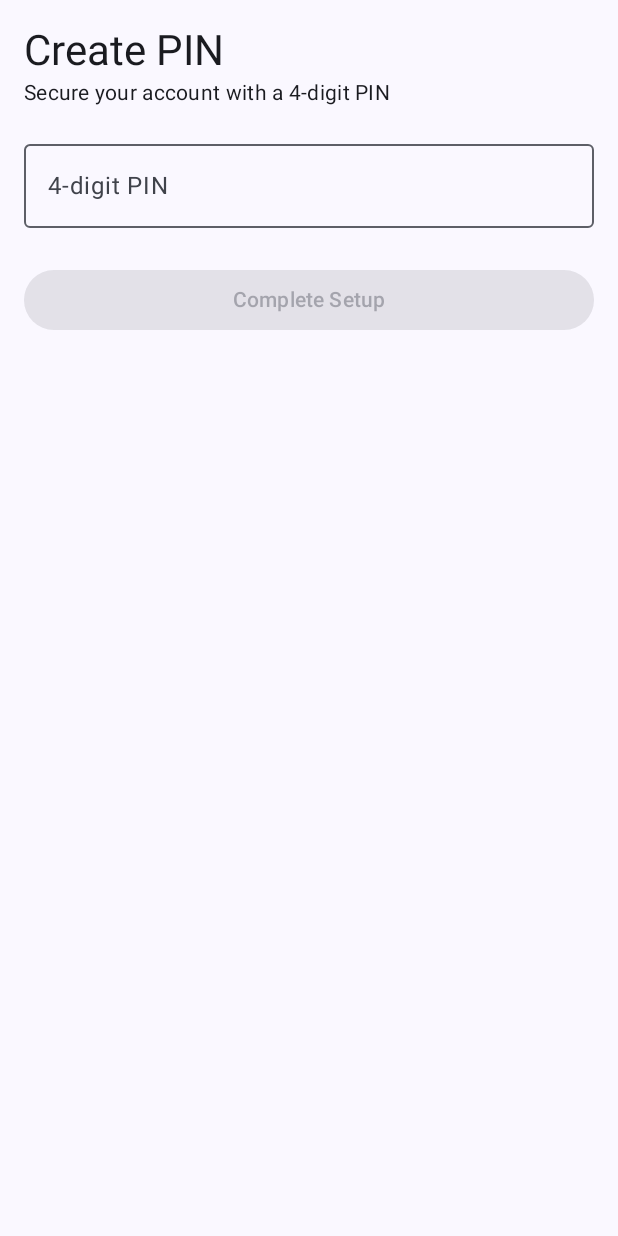
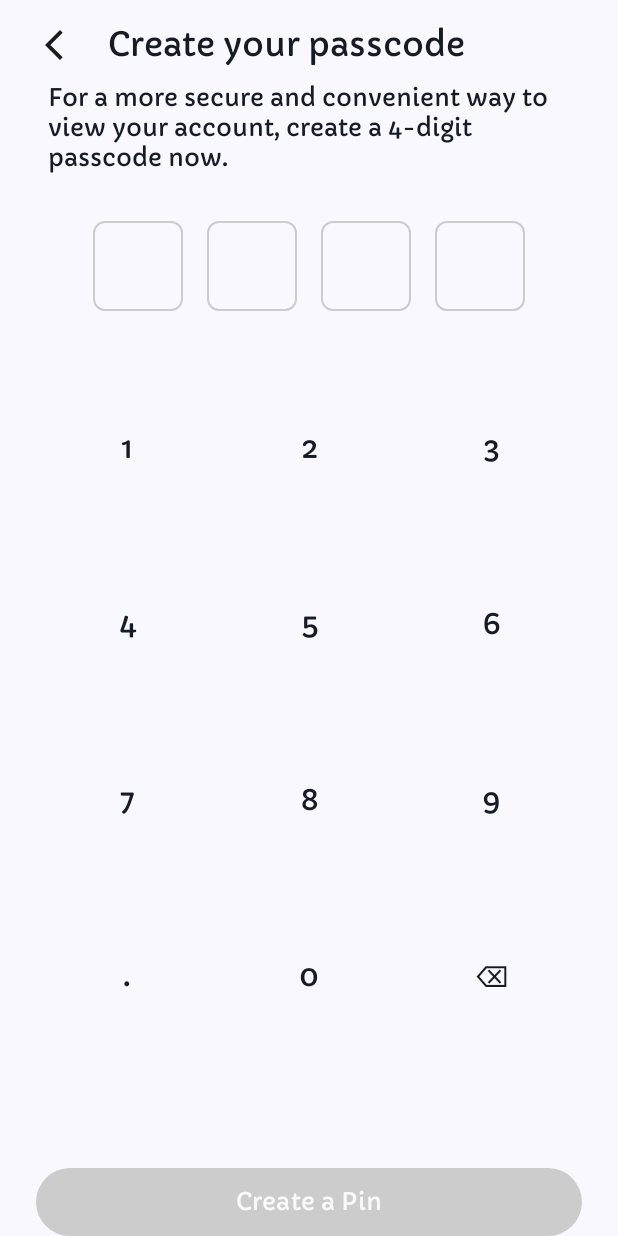
Before and after one commit to Chrisroid/FinTrack, an Android app built with Jetpack Compose: the create_pin screen opened through its navigation route, on a phone screen of 412 x 824 dp. Run offline under Robolectric (Android 15) with nearby library versions, the phone set to English and light mode, and no system bars.

Commit message:
create pin screen done and completed

```diff
--- a/app/src/main/java/com/chrisroid/fintrack/ui/auth/createpin/CreatePinScreen.kt
+++ b/app/src/main/java/com/chrisroid/fintrack/ui/auth/createpin/CreatePinScreen.kt
@@ -1,54 +1,146 @@
 package com.chrisroid.fintrack.ui.auth.createpin
 
-import androidx.compose.foundation.layout.Column
-import androidx.compose.foundation.layout.Spacer
-import androidx.compose.foundation.layout.fillMaxSize
-import androidx.compose.foundation.layout.fillMaxWidth
-import androidx.compose.foundation.layout.height
-import androidx.compose.foundation.layout.padding
-import androidx.compose.foundation.text.KeyboardOptions
-import androidx.compose.runtime.Composable
-import androidx.compose.runtime.remember
-import androidx.compose.ui.text.input.PasswordVisualTransformation
+import androidx.compose.foundation.BorderStroke
+import androidx.compose.foundation.border
+import androidx.compose.foundation.clickable
+import androidx.compose.foundation.layout.*
+import androidx.compose.foundation.shape.RoundedCornerShape
+import androidx.compose.material.icons.Icons
+import androidx.compose.material.icons.filled.ArrowBack
+import androidx.compose.material.icons.filled.ArrowBackIosNew
+import androidx.compose.material.icons.filled.Backspace
+import androidx.compose.material3.*
+import androidx.compose.runtime.*
+import androidx.compose.ui.Alignment
+import androidx.compose.ui.Modifier
+import androidx.compose.ui.graphics.Color
 import androidx.compose.ui.unit.dp
-import androidx.compose.material3.*
-import androidx.compose.runtime.getValue
-import androidx.compose.runtime.mutableStateOf
-import androidx.compose.runtime.setValue
-import androidx.compose.ui.Modifier
-import androidx.compose.ui.text.input.KeyboardType
+import androidx.compose.ui.unit.sp
+import com.chrisroid.fintrack.ui.base.CustomButton
+import com.chrisroid.fintrack.ui.theme.appText
+import kotlinx.coroutines.delay
 
 @Composable
 fun CreatePinScreen(onComplete: () -> Unit) {
     var pin by remember { mutableStateOf("") }
 
+    val keypadButtons = listOf(
+        "1", "2", "3",
+        "4", "5", "6",
+        "7", "8", "9",
+        ".", "0", "⌫"
+    )
+
     Column(
         modifier = Modifier
             .fillMaxSize()
-            .padding(16.dp)
+            .padding(horizontal = 24.dp),
+        verticalArrangement = Arrangement.SpaceBetween
     ) {
-        Text("Create PIN", style = MaterialTheme.typography.headlineMedium)
-        Text("Secure your account with a 4-digit PIN", style = MaterialTheme.typography.bodyMedium)
+        Column(
+            horizontalAlignment = Alignment.CenterHorizontally,
+            modifier = Modifier.fillMaxWidth()
+        ) {
+            Spacer(modifier = Modifier.height(16.dp))
 
-        Spacer(modifier = Modifier.height(16.dp))
+            // Back Arrow
+            Row(
+                verticalAlignment = Alignment.CenterVertically,
+                modifier = Modifier
+                    .fillMaxWidth()
+                    .clickable { }
+            ) {
+                Icon(
+                    imageVector = Icons.Default.ArrowBackIosNew,
+                    contentDescription = "Back"
+                )
 
-        OutlinedTextField(
-            value = pin,
-            onValueChange = { if (it.length <= 4) pin = it },
-            label = { Text("4-digit PIN") },
-            keyboardOptions = KeyboardOptions(keyboardType = KeyboardType.NumberPassword),
-            visualTransformation = PasswordVisualTransformation(),
+                Spacer(modifier = Modifier.width(24.dp))
+
+                Text(
+                    text = "Create your passcode",
+                    style = appText.copy(fontSize = 22.sp)
+                )
+            }
+
+
+
+            Spacer(modifier = Modifier.height(12.dp))
+
+            Text(
+                text = "For a more secure and convenient way to view your account, create a 4-digit passcode now.",
+                style = appText.copy(fontSize = 16.sp),
+                modifier = Modifier.padding(horizontal = 8.dp)
+            )
+
+            Spacer(modifier = Modifier.height(32.dp))
+
+            // PIN Circles
+            Row(
+                horizontalArrangement = Arrangement.spacedBy(16.dp)
+            ) {
+                repeat(4) { index ->
+                    val digit = pin.getOrNull(index)?.toString() ?: ""
+                    Box(
+                        modifier = Modifier
+                            .size(60.dp)
+                            .border(
+                                BorderStroke(1.dp, Color.LightGray),
+                                shape = RoundedCornerShape(8.dp)
+                            ),
+                        contentAlignment = Alignment.Center
+                    ) {
+                        Text(
+                            text = digit,
+                            style = appText.copy(fontSize = 24.sp, color = Color.Gray)
+                        )
+                    }
+                }
+            }
+
+            Spacer(modifier = Modifier.height(32.dp))
+
+            // Keypad
+            Column {
+                keypadButtons.chunked(3).forEach { row ->
+                    Row(
+                        horizontalArrangement = Arrangement.SpaceEvenly,
+                        modifier = Modifier
+                            .fillMaxWidth()
+                            .padding(vertical = 6.dp)
+                    ) {
+                        row.forEach { key ->
+                            Box(
+                                modifier = Modifier
+                                    .weight(1f)
+                                    .padding(horizontal = 8.dp)
+                                    .aspectRatio(1f)
+                                    .clickable {
+                                        when (key) {
+                                            "⌫" -> if (pin.isNotEmpty()) pin = pin.dropLast(1)
+                                            "." -> Unit // do nothing
+                                            else -> if (pin.length < 4) pin += key
+                                        }
+                                    },
+                                contentAlignment = Alignment.Center
+                            ) {
+                                Text(
+                                    text = key,
+                                    style = appText.copy(fontSize = 20.sp)
+                                )
+                            }
+                        }
+                    }
+                }
+            }
+        }
+
+        // Continue button
+        CustomButton(
+            text = "Create a Pin",
+            onClick = { onComplete() },
+            enabled = pin.length == 4,
             modifier = Modifier.fillMaxWidth()
         )
-
-        Spacer(modifier = Modifier.height(24.dp))
-
-        Button(
-            onClick = { onComplete() },
-            modifier = Modifier.fillMaxWidth(),
-            enabled = pin.length == 4
-        ) {
-            Text("Complete Setup")
-        }
     }
 }
```
